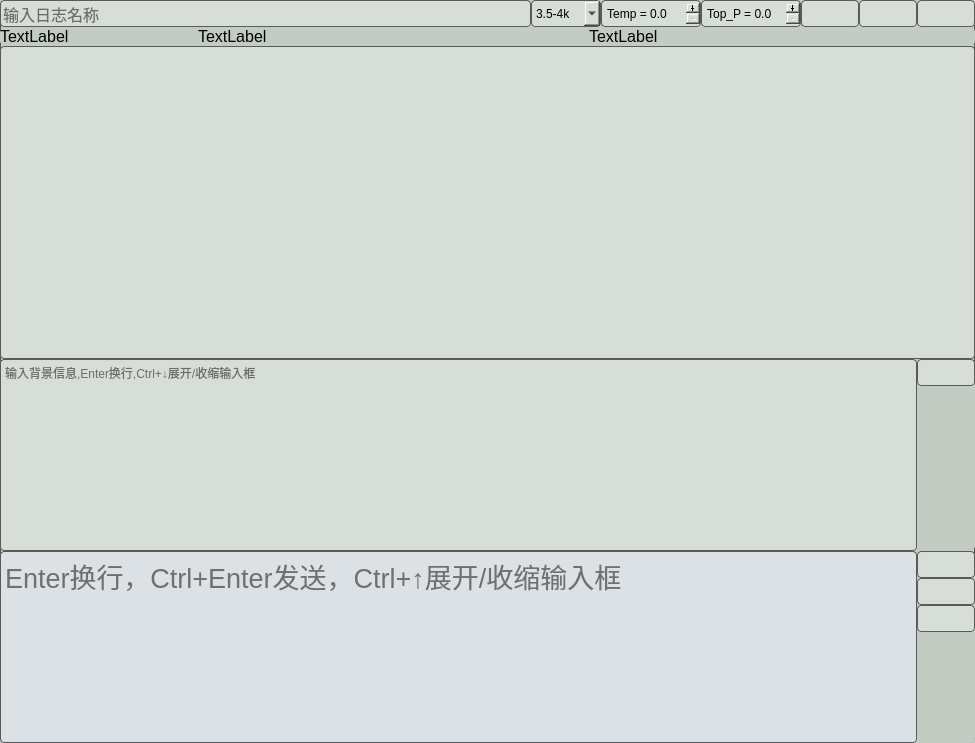
This is chatgpt_project/ui/chatgpt_ui.ui in bigdeeer/toolbox as Qt 5 draws it before an edit. The edited form follows.
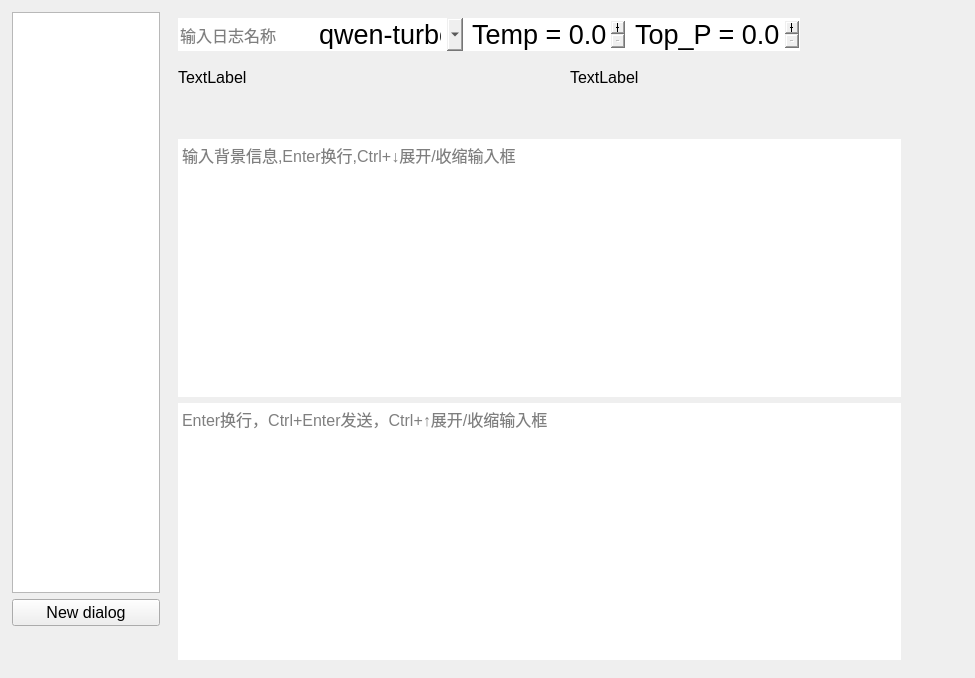
This is the edited form. Icons and pictures are not drawn. Custom widgets are drawn as their Qt base class.

```diff
--- a/chatgpt_project/ui/chatgpt_ui.ui
+++ b/chatgpt_project/ui/chatgpt_ui.ui
@@ -7,7 +7,7 @@
     <x>0</x>
     <y>0</y>
     <width>975</width>
-    <height>743</height>
+    <height>678</height>
    </rect>
   </property>
   <property name="sizePolicy">
@@ -30,28 +30,88 @@
   <property name="windowTitle">
    <string/>
   </property>
-  <property name="styleSheet">
-   <string notr="true">background-color: rgb(194, 204, 194);
-border:1px solid rgb(90,90,90);
-border-radius:6px;</string>
+  <property name="windowIcon">
+   <iconset>
+    <normaloff>../icon/logo.png</normaloff>../icon/logo.png</iconset>
+  </property>
+  <property name="iconSize">
+   <size>
+    <width>24</width>
+    <height>22</height>
+   </size>
   </property>
   <widget class="QWidget" name="centralwidget">
-   <layout class="QVBoxLayout" name="verticalLayout">
-    <property name="spacing">
-     <number>0</number>
-    </property>
+   <layout class="QHBoxLayout" name="horizontalLayout_4">
+    <item>
+     <widget class="QWidget" name="menu_wit" native="true">
+      <property name="minimumSize">
+       <size>
+        <width>140</width>
+        <height>0</height>
+       </size>
+      </property>
+      <property name="maximumSize">
+       <size>
+        <width>180</width>
+        <height>16777215</height>
+       </size>
+      </property>
+      <layout class="QVBoxLayout" name="menu_vlayout" stretch="0,0,0">
     <property name="leftMargin">
-     <number>0</number>
+        <number>3</number>
     </property>
     <property name="topMargin">
-     <number>0</number>
+        <number>3</number>
     </property>
     <property name="rightMargin">
-     <number>0</number>
+        <number>3</number>
     </property>
     <property name="bottomMargin">
-     <number>0</number>
-    </property>
+        <number>3</number>
+       </property>
+       <item>
+        <widget class="QListWidget" name="dialog_names_list">
+         <property name="font">
+          <font>
+           <pointsize>12</pointsize>
+          </font>
+         </property>
+        </widget>
+       </item>
+       <item>
+        <widget class="QPushButton" name="new_dialog_btn">
+         <property name="font">
+          <font>
+           <pointsize>12</pointsize>
+          </font>
+         </property>
+         <property name="text">
+          <string>New dialog</string>
+         </property>
+        </widget>
+       </item>
+       <item>
+        <spacer name="verticalSpacer_3">
+         <property name="orientation">
+          <enum>Qt::Vertical</enum>
+         </property>
+         <property name="sizeType">
+          <enum>QSizePolicy::Preferred</enum>
+         </property>
+         <property name="sizeHint" stdset="0">
+          <size>
+           <width>20</width>
+           <height>40</height>
+          </size>
+         </property>
+        </spacer>
+       </item>
+      </layout>
+     </widget>
+    </item>
+    <item>
+     <widget class="QWidget" name="content_wit" native="true">
+      <layout class="QVBoxLayout" name="content_vlayout">
     <item>
      <widget class="QWidget" name="log_layout_w" native="true">
       <property name="sizePolicy">
@@ -60,6 +120,12 @@
         <verstretch>0</verstretch>
        </sizepolicy>
       </property>
+         <property name="minimumSize">
+          <size>
+           <width>0</width>
+           <height>30</height>
+          </size>
+         </property>
       <property name="styleSheet">
        <string notr="true">border:0px;</string>
       </property>
@@ -96,9 +162,7 @@
           </font>
          </property>
          <property name="styleSheet">
-          <string notr="true">background-color:rgb(215,221,215);
-border:1px solid rgb(90,90,90);
-border-radius:4px;</string>
+             <string notr="true"/>
          </property>
          <property name="placeholderText">
           <string>输入日志名称</string>
@@ -115,15 +179,18 @@
          </property>
          <property name="minimumSize">
           <size>
-           <width>70</width>
+              <width>95</width>
            <height>0</height>
           </size>
          </property>
          <property name="styleSheet">
-          <string notr="true">background-color:rgb(215,221,215);
-border:1px solid rgb(90,90,90);
-border-radius:4px;</string>
-         </property>
+             <string notr="true"/>
+            </property>
+            <item>
+             <property name="text">
+              <string>qwen-turbo</string>
+             </property>
+            </item>
          <item>
           <property name="text">
            <string>3.5-4k</string>
@@ -151,9 +218,7 @@
           </size>
          </property>
          <property name="styleSheet">
-          <string notr="true">background-color:rgb(215,221,215);
-border:1px solid rgb(90,90,90);
-border-radius:4px;</string>
+             <string notr="true"/>
          </property>
          <property name="buttonSymbols">
           <enum>QAbstractSpinBox::PlusMinus</enum>
@@ -187,9 +252,7 @@
           </size>
          </property>
          <property name="styleSheet">
-          <string notr="true">background-color:rgb(215,221,215);
-border:1px solid rgb(90,90,90);
-border-radius:4px;</string>
+             <string notr="true"/>
          </property>
          <property name="buttonSymbols">
           <enum>QAbstractSpinBox::PlusMinus</enum>
@@ -231,25 +294,7 @@
           <string>&lt;html&gt;&lt;head/&gt;&lt;body&gt;&lt;p&gt;&lt;span style=&quot; font-size:16pt;&quot;&gt;保存日志&lt;/span&gt;&lt;/p&gt;&lt;/body&gt;&lt;/html&gt;</string>
          </property>
          <property name="styleSheet">
-          <string notr="true">QPushButton:checked
-{
-background-color: rgb(165,180,165)
-}
-
-QPushButton
-{
-background-color:rgb(215,221,215);
-border:1px solid rgb(90,90,90);
-border-radius:4px;
-}
-QPushButton:hover
-{
-background-color: rgb(238,232,210)
-}
-QPushButton:pressed
-{
-background-color: rgb(105,158,105)
-}</string>
+             <string notr="true"/>
          </property>
          <property name="text">
           <string/>
@@ -289,25 +334,7 @@
           <string>&lt;html&gt;&lt;head/&gt;&lt;body&gt;&lt;p&gt;&lt;span style=&quot; font-size:16pt;&quot;&gt;加载日志&lt;/span&gt;&lt;/p&gt;&lt;/body&gt;&lt;/html&gt;</string>
          </property>
          <property name="styleSheet">
-          <string notr="true">QPushButton:checked
-{
-background-color: rgb(165,180,165)
-}
-
-QPushButton
-{
-background-color:rgb(215,221,215);
-border:1px solid rgb(90,90,90);
-border-radius:4px;
-}
-QPushButton:hover
-{
-background-color: rgb(238,232,210)
-}
-QPushButton:pressed
-{
-background-color: rgb(105,158,105)
-}</string>
+             <string notr="true"/>
          </property>
          <property name="text">
           <string/>
@@ -347,25 +374,7 @@
           <string>&lt;html&gt;&lt;head/&gt;&lt;body&gt;&lt;p&gt;&lt;span style=&quot; font-size:16pt;&quot;&gt;窗体置顶&lt;/span&gt;&lt;/p&gt;&lt;/body&gt;&lt;/html&gt;</string>
          </property>
          <property name="styleSheet">
-          <string notr="true">QPushButton:checked
-{
-background-color: rgb(165,180,165)
-}
-
-QPushButton
-{
-background-color:rgb(215,221,215);
-border:1px solid rgb(90,90,90);
-border-radius:4px;
-}
-QPushButton:hover
-{
-background-color: rgb(238,232,210)
-}
-QPushButton:pressed
-{
-background-color: rgb(105,158,105)
-}</string>
+             <string notr="true"/>
          </property>
          <property name="text">
           <string/>
@@ -391,10 +400,34 @@
     </item>
     <item>
      <widget class="QWidget" name="token_disp_layout_w" native="true">
+         <property name="sizePolicy">
+          <sizepolicy hsizetype="Preferred" vsizetype="Fixed">
+           <horstretch>0</horstretch>
+           <verstretch>0</verstretch>
+          </sizepolicy>
+         </property>
+         <property name="minimumSize">
+          <size>
+           <width>0</width>
+           <height>30</height>
+          </size>
+         </property>
+         <property name="maximumSize">
+          <size>
+           <width>16777215</width>
+           <height>20</height>
+          </size>
+         </property>
+         <property name="baseSize">
+          <size>
+           <width>0</width>
+           <height>20</height>
+          </size>
+         </property>
       <property name="styleSheet">
-       <string notr="true">border:0px;</string>
-      </property>
-      <layout class="QHBoxLayout" name="horizontalLayout_3" stretch="1,2,2">
+          <string notr="true"/>
+         </property>
+         <layout class="QHBoxLayout" name="horizontalLayout_3" stretch="2,2">
        <property name="spacing">
         <number>5</number>
        </property>
@@ -410,18 +443,6 @@
        <property name="bottomMargin">
         <number>0</number>
        </property>
-       <item>
-        <widget class="QLabel" name="predicted_token_disp">
-         <property name="font">
-          <font>
-           <pointsize>12</pointsize>
-          </font>
-         </property>
-         <property name="text">
-          <string>TextLabel</string>
-         </property>
-        </widget>
-       </item>
        <item>
         <widget class="QLabel" name="actual_token_disp">
          <property name="font">
@@ -450,49 +471,35 @@
      </widget>
     </item>
     <item>
-     <widget class="QTextEdit" name="dialog_edit">
+        <widget class="DialogList" name="dialog_list" native="true">
       <property name="sizePolicy">
-       <sizepolicy hsizetype="Expanding" vsizetype="Expanding">
+          <sizepolicy hsizetype="Expanding" vsizetype="Preferred">
         <horstretch>0</horstretch>
         <verstretch>0</verstretch>
        </sizepolicy>
       </property>
-      <property name="font">
-       <font>
-        <pointsize>12</pointsize>
-       </font>
-      </property>
-      <property name="styleSheet">
-       <string notr="true">background-color:rgb(215,221,215);
-border:1px solid rgb(90,90,90);
-border-radius:4px;</string>
-      </property>
-      <property name="horizontalScrollBarPolicy">
-       <enum>Qt::ScrollBarAlwaysOff</enum>
-      </property>
-      <property name="readOnly">
-       <bool>true</bool>
-      </property>
-      <property name="html">
-       <string>&lt;!DOCTYPE HTML PUBLIC &quot;-//W3C//DTD HTML 4.0//EN&quot; &quot;http://www.w3.org/TR/REC-html40/strict.dtd&quot;&gt;
-&lt;html&gt;&lt;head&gt;&lt;meta name=&quot;qrichtext&quot; content=&quot;1&quot; /&gt;&lt;meta charset=&quot;utf-8&quot; /&gt;&lt;style type=&quot;text/css&quot;&gt;
-p, li { white-space: pre-wrap; }
-hr { height: 1px; border-width: 0; }
-li.unchecked::marker { content: &quot;\2610&quot;; }
-li.checked::marker { content: &quot;\2612&quot;; }
-&lt;/style&gt;&lt;/head&gt;&lt;body style=&quot; font-family:'Microsoft YaHei UI'; font-size:12pt; font-weight:400; font-style:normal;&quot;&gt;
-&lt;p style=&quot;-qt-paragraph-type:empty; margin-top:0px; margin-bottom:0px; margin-left:0px; margin-right:0px; -qt-block-indent:0; text-indent:0px;&quot;&gt;&lt;br /&gt;&lt;/p&gt;&lt;/body&gt;&lt;/html&gt;</string>
+         <property name="minimumSize">
+          <size>
+           <width>0</width>
+           <height>40</height>
+          </size>
       </property>
      </widget>
     </item>
     <item>
      <widget class="QWidget" name="system_layout_w" native="true">
       <property name="sizePolicy">
-       <sizepolicy hsizetype="Expanding" vsizetype="Fixed">
+          <sizepolicy hsizetype="Expanding" vsizetype="Preferred">
         <horstretch>0</horstretch>
         <verstretch>0</verstretch>
        </sizepolicy>
       </property>
+         <property name="minimumSize">
+          <size>
+           <width>0</width>
+           <height>40</height>
+          </size>
+         </property>
       <property name="styleSheet">
        <string notr="true">border:0px;</string>
       </property>
@@ -520,10 +527,13 @@
            <verstretch>0</verstretch>
           </sizepolicy>
          </property>
+            <property name="font">
+             <font>
+              <pointsize>12</pointsize>
+             </font>
+            </property>
          <property name="styleSheet">
-          <string notr="true">background-color:rgb(215,221,215);
-border:1px solid rgb(90,90,90);
-border-radius:4px;</string>
+             <string notr="true"/>
          </property>
          <property name="placeholderText">
           <string>输入背景信息,Enter换行,Ctrl+↓展开/收缩输入框</string>
@@ -571,25 +581,7 @@
              <string>&lt;html&gt;&lt;head/&gt;&lt;body&gt;&lt;p&gt;&lt;span style=&quot; font-size:16pt;&quot;&gt;展开/收缩&lt;/span&gt;&lt;/p&gt;&lt;/body&gt;&lt;/html&gt;</string>
             </property>
             <property name="styleSheet">
-             <string notr="true">QPushButton:checked
-{
-background-color: rgb(165,180,165)
-}
-
-QPushButton
-{
-background-color:rgb(215,221,215);
-border:1px solid rgb(90,90,90);
-border-radius:4px;
-}
-QPushButton:hover
-{
-background-color: rgb(238,232,210)
-}
-QPushButton:pressed
-{
-background-color: rgb(105,158,105)
-}</string>
+                <string notr="true"/>
             </property>
             <property name="text">
              <string/>
@@ -631,11 +623,17 @@
     <item>
      <widget class="QWidget" name="input_layout_w" native="true">
       <property name="sizePolicy">
-       <sizepolicy hsizetype="Expanding" vsizetype="Fixed">
+          <sizepolicy hsizetype="Expanding" vsizetype="Preferred">
         <horstretch>0</horstretch>
         <verstretch>0</verstretch>
        </sizepolicy>
       </property>
+         <property name="minimumSize">
+          <size>
+           <width>0</width>
+           <height>120</height>
+          </size>
+         </property>
       <property name="styleSheet">
        <string notr="true">border:0px</string>
       </property>
@@ -665,13 +663,11 @@
          </property>
          <property name="font">
           <font>
-           <pointsize>20</pointsize>
+              <pointsize>12</pointsize>
           </font>
          </property>
          <property name="styleSheet">
-          <string notr="true">background-color:rgb(220,225,230);
-border:1px solid rgb(90,90,90);
-border-radius:4px;</string>
+             <string notr="true"/>
          </property>
          <property name="placeholderText">
           <string>Enter换行，Ctrl+Enter发送，Ctrl+↑展开/收缩输入框</string>
@@ -722,25 +718,7 @@
              <string>&lt;html&gt;&lt;head/&gt;&lt;body&gt;&lt;p&gt;&lt;span style=&quot; font-size:16pt;&quot;&gt;展开/收缩&lt;/span&gt;&lt;/p&gt;&lt;/body&gt;&lt;/html&gt;</string>
             </property>
             <property name="styleSheet">
-             <string notr="true">QPushButton:checked
-{
-background-color: rgb(165,180,165)
-}
-
-QPushButton
-{
-background-color:rgb(215,221,215);
-border:1px solid rgb(90,90,90);
-border-radius:4px;
-}
-QPushButton:hover
-{
-background-color: rgb(238,232,210)
-}
-QPushButton:pressed
-{
-background-color: rgb(105,158,105)
-}</string>
+                <string notr="true"/>
             </property>
             <property name="text">
              <string/>
@@ -777,25 +755,7 @@
              <string>&lt;html&gt;&lt;head/&gt;&lt;body&gt;&lt;p&gt;&lt;span style=&quot; font-size:16pt;&quot;&gt;发送&lt;/span&gt;&lt;/p&gt;&lt;/body&gt;&lt;/html&gt;</string>
             </property>
             <property name="styleSheet">
-             <string notr="true">QPushButton:checked
-{
-background-color: rgb(165,180,165)
-}
-
-QPushButton
-{
-background-color:rgb(215,221,215);
-border:1px solid rgb(90,90,90);
-border-radius:4px;
-}
-QPushButton:hover
-{
-background-color: rgb(238,232,210)
-}
-QPushButton:pressed
-{
-background-color: rgb(105,158,105)
-}</string>
+                <string notr="true"/>
             </property>
             <property name="text">
              <string/>
@@ -829,25 +789,7 @@
              <string>&lt;html&gt;&lt;head/&gt;&lt;body&gt;&lt;p&gt;&lt;span style=&quot; font-size:16pt;&quot;&gt;清空&lt;/span&gt;&lt;/p&gt;&lt;/body&gt;&lt;/html&gt;</string>
             </property>
             <property name="styleSheet">
-             <string notr="true">QPushButton:checked
-{
-background-color: rgb(165,180,165)
-}
-
-QPushButton
-{
-background-color:rgb(215,221,215);
-border:1px solid rgb(90,90,90);
-border-radius:4px;
-}
-QPushButton:hover
-{
-background-color: rgb(238,232,210)
-}
-QPushButton:pressed
-{
-background-color: rgb(105,158,105)
-}</string>
+                <string notr="true"/>
             </property>
             <property name="text">
              <string/>
@@ -888,7 +830,18 @@
     </item>
    </layout>
   </widget>
- </widget>
+    </item>
+   </layout>
+  </widget>
+ </widget>
+ <customwidgets>
+  <customwidget>
+   <class>DialogList</class>
+   <extends>QWidget</extends>
+   <header>widgets.dialog_listwidget</header>
+   <container>1</container>
+  </customwidget>
+ </customwidgets>
  <resources/>
  <connections/>
 </ui>
```
Left out of the diff: 9 changed lines with no effect on the pictures. Lines whose indentation alone changed are shown as unchanged.
